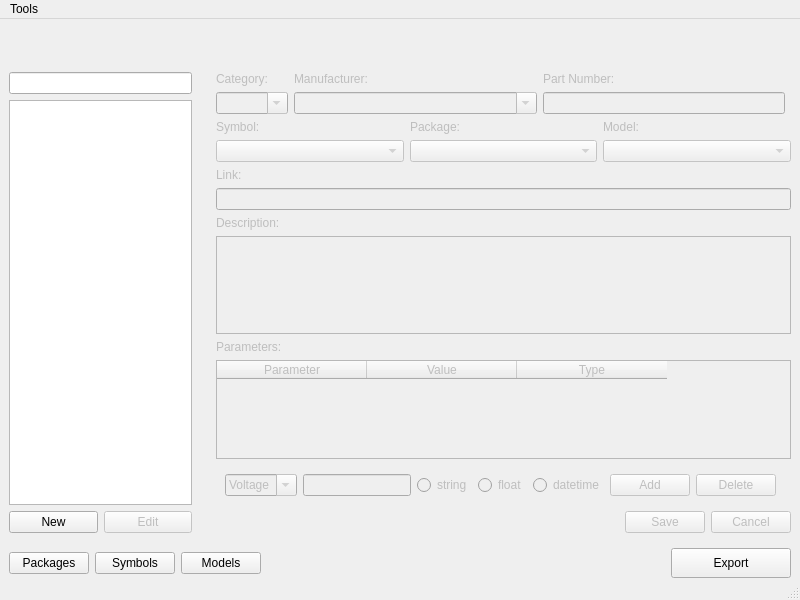
BamWolf/altium-common-library.client, file client/src/ui/mainwindow.ui: the form before one commit.
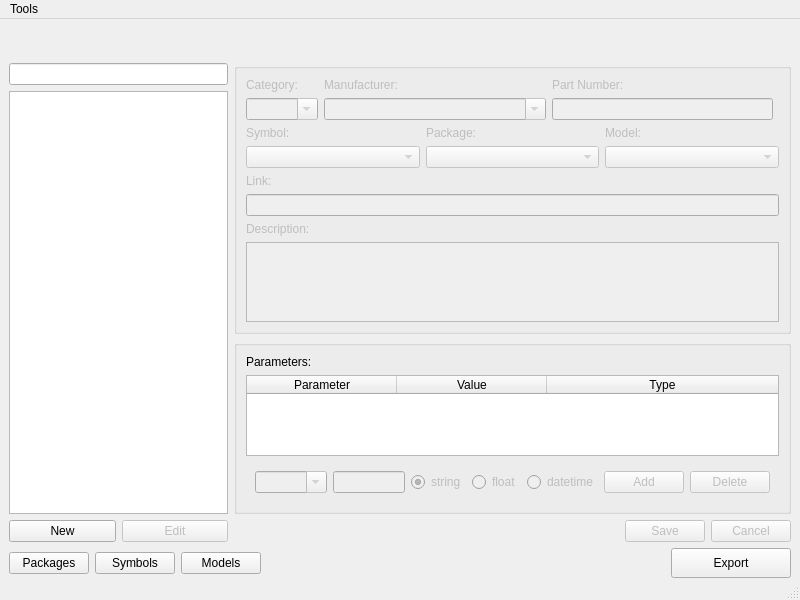
The form after the commit.

The edit to the form file:
```diff
--- a/client/src/ui/mainwindow.ui
+++ b/client/src/ui/mainwindow.ui
@@ -52,7 +52,10 @@
        </sizepolicy>
       </property>
       <layout class="QHBoxLayout" name="horizontalLayout_2">
-       <property name="margin">
+       <property name="topMargin">
+        <number>0</number>
+       </property>
+       <property name="bottomMargin">
         <number>0</number>
        </property>
        <item>
@@ -64,6 +67,9 @@
           </sizepolicy>
          </property>
          <layout class="QVBoxLayout" name="verticalLayout">
+          <property name="margin">
+           <number>0</number>
+          </property>
           <item>
            <widget class="QLineEdit" name="filterEdit"/>
           </item>
@@ -101,6 +107,12 @@
        </item>
        <item>
         <widget class="QWidget" name="infoWidget" native="true">
+         <layout class="QVBoxLayout" name="verticalLayout_4">
+          <property name="margin">
+           <number>0</number>
+          </property>
+          <item>
+           <widget class="QGroupBox" name="infoTopWidget">
          <property name="enabled">
           <bool>false</bool>
          </property>
@@ -111,7 +123,7 @@
           </sizepolicy>
          </property>
          <layout class="QGridLayout" name="gridLayout">
-          <item row="4" column="0" colspan="2">
+             <item row="5" column="0" colspan="2">
            <widget class="QWidget" name="boxWidget" native="true">
             <layout class="QGridLayout" name="gridLayout_2">
              <property name="margin">
@@ -150,41 +162,100 @@
             </layout>
            </widget>
           </item>
-          <item row="5" column="0">
+             <item row="1" column="0" rowspan="2">
+              <widget class="QWidget" name="idWidget" native="true">
+               <layout class="QGridLayout" name="gridLayout_3">
+                <property name="margin">
+                 <number>0</number>
+                </property>
+                <item row="1" column="1">
+                 <widget class="QComboBox" name="manufacturerBox">
+                  <property name="sizePolicy">
+                   <sizepolicy hsizetype="Expanding" vsizetype="Fixed">
+                    <horstretch>0</horstretch>
+                    <verstretch>0</verstretch>
+                   </sizepolicy>
+                  </property>
+                  <property name="editable">
+                   <bool>true</bool>
+                  </property>
+                 </widget>
+                </item>
+                <item row="1" column="0">
+                 <widget class="QComboBox" name="categoryBox">
+                  <property name="editable">
+                   <bool>true</bool>
+                  </property>
+                 </widget>
+                </item>
+                <item row="0" column="0">
+                 <widget class="QLabel" name="categoryLabel">
+                  <property name="text">
+                   <string>Category:</string>
+                  </property>
+                 </widget>
+                </item>
+                <item row="0" column="1">
+                 <widget class="QLabel" name="manufacturerLabel">
+                  <property name="text">
+                   <string>Manufacturer:</string>
+                  </property>
+                 </widget>
+                </item>
+                <item row="1" column="2">
+                 <widget class="QLineEdit" name="partnumberEdit"/>
+                </item>
+                <item row="0" column="2">
+                 <widget class="QLabel" name="partnumberLabel">
+                  <property name="text">
+                   <string>Part Number:</string>
+                  </property>
+                 </widget>
+                </item>
+               </layout>
+              </widget>
+             </item>
+             <item row="9" column="0" colspan="2">
+              <widget class="QPlainTextEdit" name="descriptionEdit">
+               <property name="sizePolicy">
+                <sizepolicy hsizetype="Expanding" vsizetype="Expanding">
+                 <horstretch>0</horstretch>
+                 <verstretch>0</verstretch>
+                </sizepolicy>
+               </property>
+              </widget>
+             </item>
+             <item row="6" column="0">
            <widget class="QLabel" name="linkLabel">
             <property name="text">
              <string>Link:</string>
             </property>
            </widget>
           </item>
-          <item row="6" column="0" colspan="2">
+             <item row="7" column="0" colspan="2">
            <widget class="QLineEdit" name="linkEdit"/>
           </item>
-          <item row="7" column="0">
+             <item row="8" column="0">
            <widget class="QLabel" name="descriptionLabel">
             <property name="text">
              <string>Description:</string>
             </property>
            </widget>
           </item>
-          <item row="8" column="0" colspan="2">
-           <widget class="QPlainTextEdit" name="descriptionEdit">
-            <property name="sizePolicy">
-             <sizepolicy hsizetype="Expanding" vsizetype="Expanding">
-              <horstretch>0</horstretch>
-              <verstretch>0</verstretch>
-             </sizepolicy>
-            </property>
+            </layout>
            </widget>
           </item>
-          <item row="10" column="0">
+          <item>
+           <widget class="QGroupBox" name="infoMiddleWidget">
+            <layout class="QVBoxLayout" name="verticalLayout_3">
+             <item>
            <widget class="QLabel" name="parametersLabel">
             <property name="text">
              <string>Parameters:</string>
             </property>
            </widget>
           </item>
-          <item row="11" column="0" colspan="2">
+             <item>
            <widget class="QTableWidget" name="parametersTable">
             <property name="sizePolicy">
              <sizepolicy hsizetype="Expanding" vsizetype="Expanding">
@@ -195,11 +266,26 @@
             <property name="alternatingRowColors">
              <bool>true</bool>
             </property>
+               <property name="selectionBehavior">
+                <enum>QAbstractItemView::SelectRows</enum>
+               </property>
             <attribute name="horizontalHeaderDefaultSectionSize">
              <number>150</number>
             </attribute>
+               <attribute name="horizontalHeaderHighlightSections">
+                <bool>false</bool>
+               </attribute>
+               <attribute name="horizontalHeaderStretchLastSection">
+                <bool>true</bool>
+               </attribute>
             <attribute name="verticalHeaderVisible">
-             <bool>true</bool>
+                <bool>false</bool>
+               </attribute>
+               <attribute name="verticalHeaderDefaultSectionSize">
+                <number>21</number>
+               </attribute>
+               <attribute name="verticalHeaderHighlightSections">
+                <bool>false</bool>
             </attribute>
             <column>
              <property name="text">
@@ -218,103 +304,20 @@
             </column>
            </widget>
           </item>
-          <item row="13" column="0" colspan="2">
-           <widget class="QWidget" name="buttonsWidgetRight" native="true">
-            <layout class="QHBoxLayout" name="horizontalLayout_5">
-             <property name="margin">
-              <number>0</number>
-             </property>
              <item>
-              <spacer name="horizontalSpacer">
-               <property name="orientation">
-                <enum>Qt::Horizontal</enum>
+              <widget class="QWidget" name="parameterButtonsWidget" native="true">
+               <property name="enabled">
+                <bool>false</bool>
                </property>
-               <property name="sizeHint" stdset="0">
-                <size>
-                 <width>40</width>
-                 <height>20</height>
-                </size>
-               </property>
-              </spacer>
-             </item>
-             <item>
-              <widget class="QPushButton" name="saveButton">
-               <property name="text">
-                <string>Save</string>
-               </property>
-              </widget>
-             </item>
-             <item>
-              <widget class="QPushButton" name="cancelButton">
-               <property name="text">
-                <string>Cancel</string>
-               </property>
-              </widget>
-             </item>
-            </layout>
-           </widget>
-          </item>
-          <item row="0" column="0" rowspan="2">
-           <widget class="QWidget" name="idWidget" native="true">
-            <layout class="QGridLayout" name="gridLayout_3">
-             <property name="margin">
-              <number>0</number>
-             </property>
-             <item row="1" column="1">
-              <widget class="QComboBox" name="manufacturerBox">
-               <property name="sizePolicy">
-                <sizepolicy hsizetype="Expanding" vsizetype="Fixed">
-                 <horstretch>0</horstretch>
-                 <verstretch>0</verstretch>
-                </sizepolicy>
-               </property>
-               <property name="editable">
-                <bool>true</bool>
-               </property>
-              </widget>
-             </item>
-             <item row="1" column="0">
-              <widget class="QComboBox" name="categoryBox">
-               <property name="editable">
-                <bool>true</bool>
-               </property>
-              </widget>
-             </item>
-             <item row="0" column="0">
-              <widget class="QLabel" name="categoryLabel">
-               <property name="text">
-                <string>Category:</string>
-               </property>
-              </widget>
-             </item>
-             <item row="0" column="1">
-              <widget class="QLabel" name="manufacturerLabel">
-               <property name="text">
-                <string>Manufacturer:</string>
-               </property>
-              </widget>
-             </item>
-             <item row="1" column="2">
-              <widget class="QLineEdit" name="partnumberEdit"/>
-             </item>
-             <item row="0" column="2">
-              <widget class="QLabel" name="partnumberLabel">
-               <property name="text">
-                <string>Part Number:</string>
-               </property>
-              </widget>
-             </item>
-            </layout>
-           </widget>
-          </item>
-          <item row="12" column="0">
-           <widget class="QFrame" name="frame">
             <layout class="QHBoxLayout" name="horizontalLayout_6">
              <item>
-              <widget class="QComboBox" name="comboBox">
+                 <widget class="QComboBox" name="parameterBox">
                <property name="editable">
                 <bool>true</bool>
                </property>
+                  <property name="currentIndex">
+                   <number>-1</number>
+                  </property>
                <item>
                 <property name="text">
                  <string>Voltage</string>
@@ -323,13 +326,16 @@
               </widget>
              </item>
              <item>
-              <widget class="QLineEdit" name="lineEdit"/>
+                 <widget class="QLineEdit" name="valueEdit"/>
              </item>
              <item>
               <widget class="QRadioButton" name="stringRadio">
                <property name="text">
                 <string>string</string>
                </property>
+                  <property name="checked">
+                   <bool>true</bool>
+                  </property>
               </widget>
              </item>
              <item>
@@ -347,14 +353,14 @@
               </widget>
              </item>
              <item>
-              <widget class="QPushButton" name="pushButton">
+                 <widget class="QPushButton" name="addButton">
                <property name="text">
                 <string>Add</string>
                </property>
               </widget>
              </item>
              <item>
-              <widget class="QPushButton" name="pushButton_2">
+                 <widget class="QPushButton" name="delButton">
                <property name="text">
                 <string>Delete</string>
                </property>
@@ -366,6 +372,57 @@
          </layout>
         </widget>
        </item>
+          <item>
+           <widget class="QWidget" name="infoBottomWidget" native="true">
+            <property name="enabled">
+             <bool>false</bool>
+            </property>
+            <layout class="QVBoxLayout" name="verticalLayout_5">
+             <property name="margin">
+              <number>0</number>
+             </property>
+             <item>
+              <widget class="QWidget" name="buttonsWidgetRight" native="true">
+               <layout class="QHBoxLayout" name="horizontalLayout_5">
+                <property name="margin">
+                 <number>0</number>
+                </property>
+                <item>
+                 <spacer name="horizontalSpacer">
+                  <property name="orientation">
+                   <enum>Qt::Horizontal</enum>
+                  </property>
+                  <property name="sizeHint" stdset="0">
+                   <size>
+                    <width>40</width>
+                    <height>20</height>
+                   </size>
+                  </property>
+                 </spacer>
+                </item>
+                <item>
+                 <widget class="QPushButton" name="saveButton">
+                  <property name="text">
+                   <string>Save</string>
+                  </property>
+                 </widget>
+                </item>
+                <item>
+                 <widget class="QPushButton" name="cancelButton">
+                  <property name="text">
+                   <string>Cancel</string>
+                  </property>
+                 </widget>
+                </item>
+               </layout>
+              </widget>
+             </item>
+            </layout>
+           </widget>
+          </item>
+         </layout>
+        </widget>
+       </item>
       </layout>
      </widget>
     </item>
@@ -413,7 +470,7 @@
         </spacer>
        </item>
        <item>
-        <widget class="QPushButton" name="export_button">
+        <widget class="QPushButton" name="exportButton">
          <property name="minimumSize">
           <size>
            <width>120</width>
```
Lines whose indentation alone changed are shown as unchanged.
